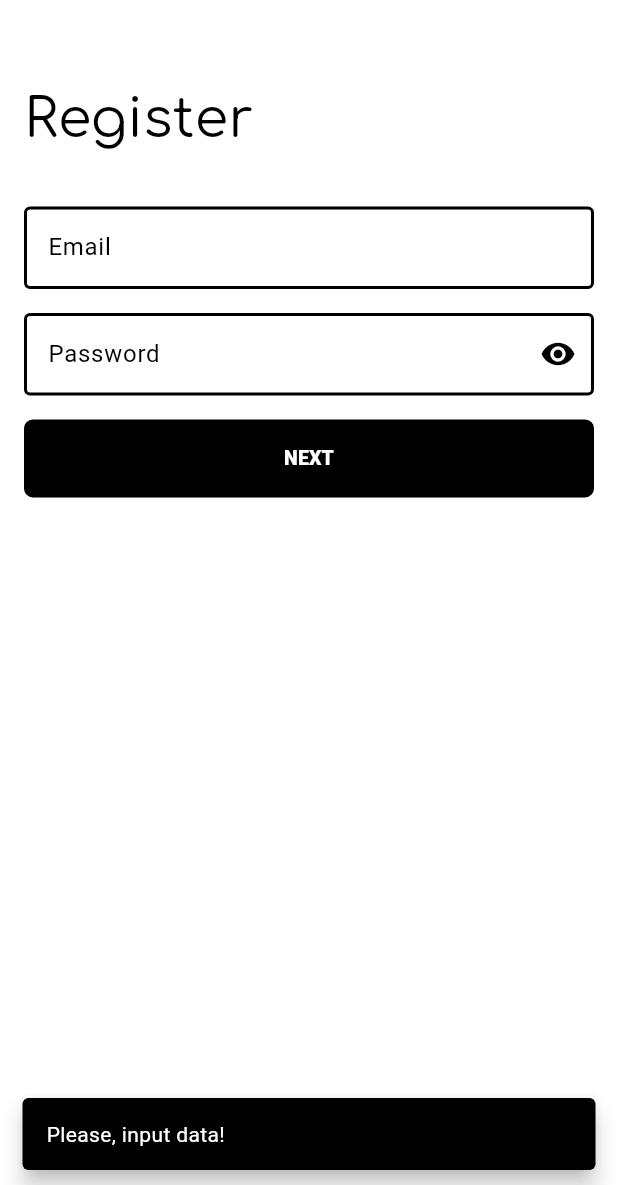
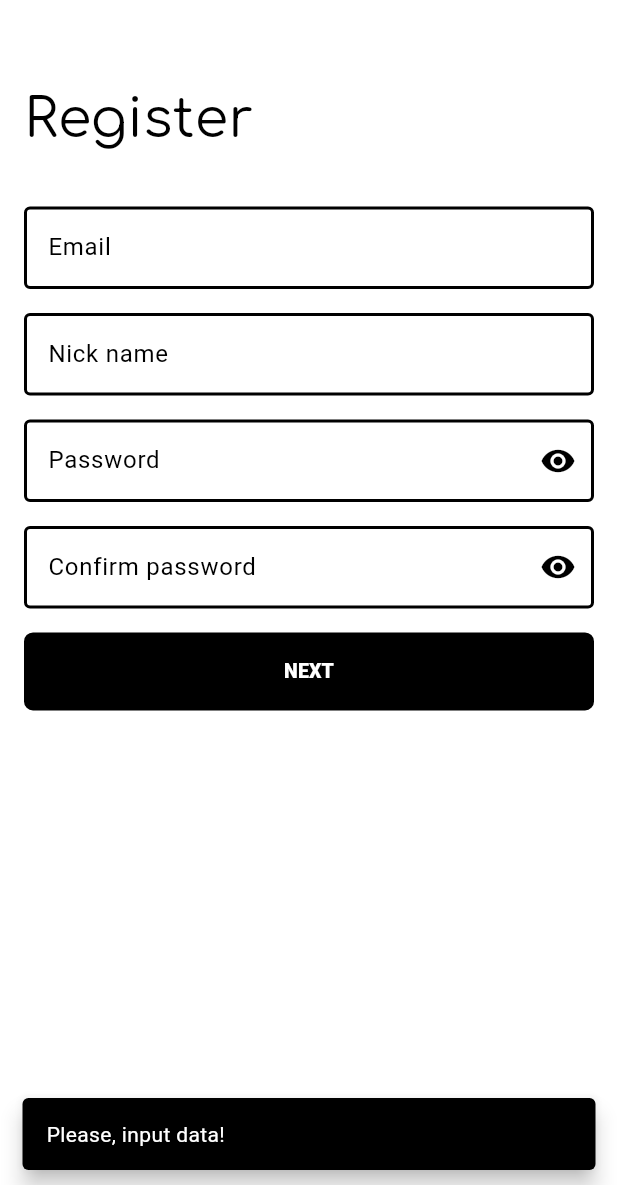
Before and after one commit to VLad345406/flutter_photo, a Flutter app: the RegistrationScreen screen opened directly, after a tap on "NEXT", on a phone screen of 412 x 824 dp, the part 51-1236 px from its top. Run offline on Flutter 3.47's test engine with Material 3 defaults, Android fonts, the phone set to English and light mode, and no system bars; our stand-ins replace cloud_firestore, firebase_auth, firebase_core, firebase_storage, flutter_svg, google_fonts and 3 more; accounts and stored records are empty.

Commit message:
Setup firestore database. Made write/delete user info in firestore. Add password validator.

```diff
--- a/lib/screens/auth/registration_screen.dart
+++ b/lib/screens/auth/registration_screen.dart
@@ -14,7 +14,9 @@ class RegistrationScreen extends StatefulWidget {
 
 class _RegistrationScreenState extends State<RegistrationScreen> {
   final emailController = TextEditingController();
+  final nickNameController = TextEditingController();
   final passwordController = TextEditingController();
+  final confirmPasswordController = TextEditingController();
 
   @override
   Widget build(BuildContext context) {
@@ -61,11 +63,23 @@ class _RegistrationScreenState extends State<RegistrationScreen> {
             showVisibleButton: false,
             label: 'Email',
           ),
+          //email text-field
+          PhotoTextField(
+            controller: nickNameController,
+            showVisibleButton: false,
+            label: 'Nick name',
+          ),
           //password text-field
           PhotoTextField(
             controller: passwordController,
             showVisibleButton: true,
             label: 'Password',
+          ),
+          //password text-field
+          PhotoTextField(
+            controller: confirmPasswordController,
+            showVisibleButton: true,
+            label: 'Confirm password',
           ),
           //registration button
           PhotoButton(
@@ -78,7 +92,9 @@ class _RegistrationScreenState extends State<RegistrationScreen> {
               registration(
                 context,
                 emailController.text,
+                nickNameController.text,
                 passwordController.text,
+                confirmPasswordController.text,
               );
             },
           ),
--- a/lib/services/authentication/registration_service.dart
+++ b/lib/services/authentication/registration_service.dart
@@ -1,32 +1,52 @@
+import 'package:cloud_firestore/cloud_firestore.dart';
 import 'package:firebase_auth/firebase_auth.dart';
 import 'package:flutter/material.dart';
 import 'package:flutter_qualification_work/screens/main/main_screen.dart';
+import 'package:flutter_qualification_work/services/snack_bar_service.dart';
+import 'package:flutter_qualification_work/services/validate_password_service.dart';
 
-Future registration(BuildContext context, String email, String password) async {
-  if (email == '' || password == '') {
-    ScaffoldMessenger.of(context).showSnackBar(
-      const SnackBar(
-        content: Text('Please, input data!'),
-        behavior: SnackBarBehavior.floating,
-      ),
-    );
+Future registration(
+  BuildContext context,
+  String email,
+  String nickName,
+  String password,
+  String confirmPassword,
+) async {
+  if (email == '' ||
+      nickName == '' ||
+      password == '' ||
+      confirmPassword == '') {
+    snackBar(context, 'Please, input data!');
+  } else if (password != confirmPassword) {
+    snackBar(context, 'Wrong confirm password!');
+  } else if (password.length < 8 || !validatePassword(password)) {
+    snackBar(
+        context,
+        'Password must be 8 characters or more! Minimum 1 Upper case symbol, '
+        'Minimum 1 lowercase symbol, Minimum 1 Numeric Number symbol, '
+        'Minimum 1 Special Character!');
   } else {
     try {
-      await FirebaseAuth.instance.createUserWithEmailAndPassword(
+      UserCredential userCredential =
+          await FirebaseAuth.instance.createUserWithEmailAndPassword(
         email: email.trim(),
         password: password.trim(),
       );
+      final FirebaseFirestore fireStore = FirebaseFirestore.instance;
+      fireStore.collection('users').doc(userCredential.user!.uid).set({
+        'uid': userCredential.user!.uid,
+        'email': email,
+        'user_name': nickName,
+        'image_link': '',
+      }, SetOptions(merge: true));
       Navigator.pushAndRemoveUntil(context,
           MaterialPageRoute(builder: (context) {
-            return MainScreen();
-          }), (route) => false);
+        return MainScreen();
+      }), (route) => false);
+    } on FirebaseAuthException catch (e) {
+      snackBar(context, e.message.toString());
     } catch (e) {
-      ScaffoldMessenger.of(context).showSnackBar(
-        SnackBar(
-          content: Text(e.toString()),
-          behavior: SnackBarBehavior.floating,
-        ),
-      );
+      snackBar(context, e.toString());
     }
   }
 }
--- /dev/null
+++ b/lib/services/snack_bar_service.dart
@@ -0,0 +1,10 @@
+import 'package:flutter/material.dart';
+
+void snackBar(BuildContext context, String text) {
+  ScaffoldMessenger.of(context).showSnackBar(
+    SnackBar(
+      content: Text(text),
+      behavior: SnackBarBehavior.floating,
+    ),
+  );
+}
--- /dev/null
+++ b/lib/services/validate_password_service.dart
@@ -0,0 +1,6 @@
+bool validatePassword(String password) {
+  String pattern =
+      r'^(?=.*?[A-Z])(?=.*?[a-z])(?=.*?[0-9])(?=.*?[!@#\$&*~]).{8,}$';
+  RegExp regExp = new RegExp(pattern);
+  return regExp.hasMatch(password);
+}
--- a/pubspec.yaml
+++ b/pubspec.yaml
@@ -24,6 +24,8 @@ dependencies:
   google_sign_in: ^6.2.1
   firebase_auth: ^4.1.2
   photo_view: ^0.14.0
+  cloud_firestore: ^4.17.3
+  firebase_storage: ^11.7.5
 
 dev_dependencies:
   bloc_test: ^9.1.0
```
Also changed, not shown: lib/screens/auth/login_screen.dart (+39 -29 lines), lib/screens/auth/restore_screen.dart (added, +65 -0 lines), lib/screens/main/profile_header_builder.dart (+3 -8 lines), lib/services/authentication/restore_password_service.dart (+16 -0 lines), lib/services/remove_account_service.dart (added, +42 -0 lines), pubspec.lock, 5 other files.
